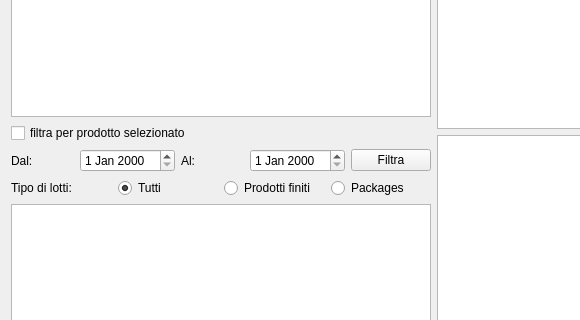
Before: the Qt Designer form hanalisi.ui in fblabs/hamlet-mod-sancon, drawn with Qt 5; both pictures show x 0 to 580 and y 192 to 512 of the 901 by 704 pixel window.
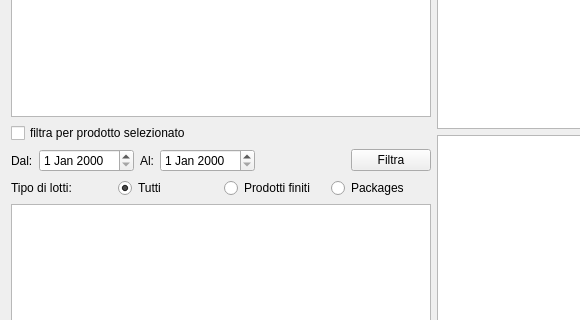
After: the same form once the commit is applied. Icons and pictures are not drawn.

Commit message: 1.6.1.1 - Hanalisi worklow updated, HProduction print updated Signed-off-by: fblabs <fabio.bonfante@fblabs.eu>

What changed in the file:
```diff
--- a/hanalisi.ui
+++ b/hanalisi.ui
@@ -88,6 +88,19 @@
            <item>
             <widget class="QDateEdit" name="deTo"/>
            </item>
+           <item>
+            <spacer name="horizontalSpacer">
+             <property name="orientation">
+              <enum>Qt::Horizontal</enum>
+             </property>
+             <property name="sizeHint" stdset="0">
+              <size>
+               <width>40</width>
+               <height>20</height>
+              </size>
+             </property>
+            </spacer>
+           </item>
            <item>
             <widget class="QPushButton" name="pushButton">
              <property name="text">
```
Left out of the diff: 9 changed lines with no effect on the pictures. The commit also changes 18 other files.
